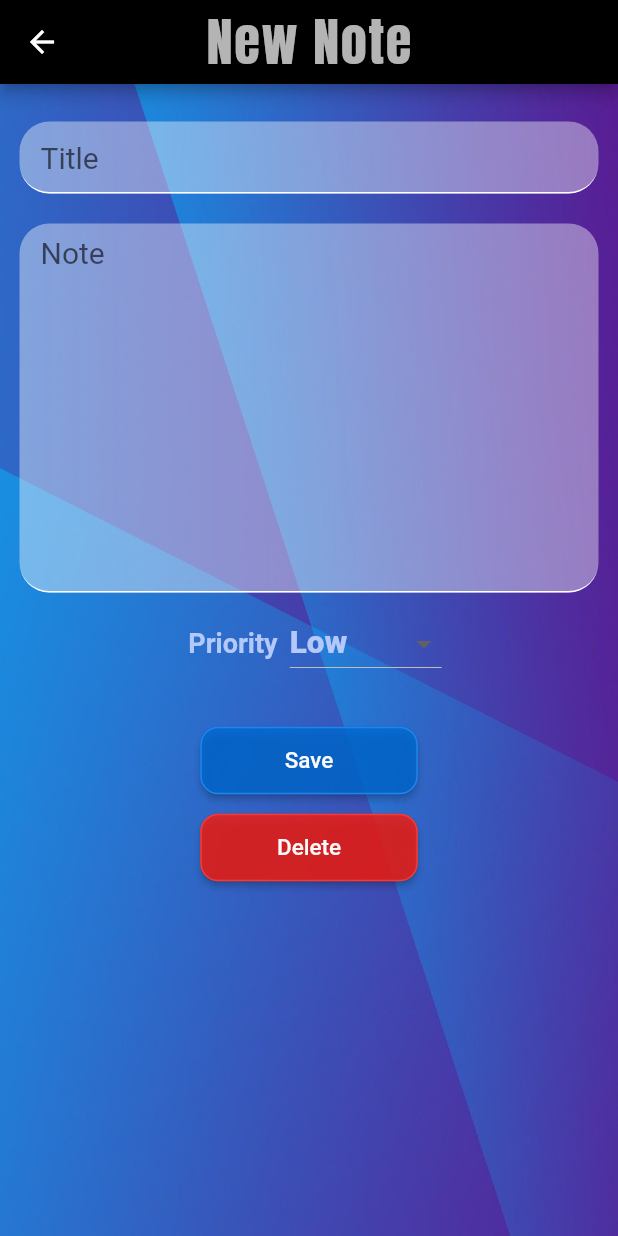
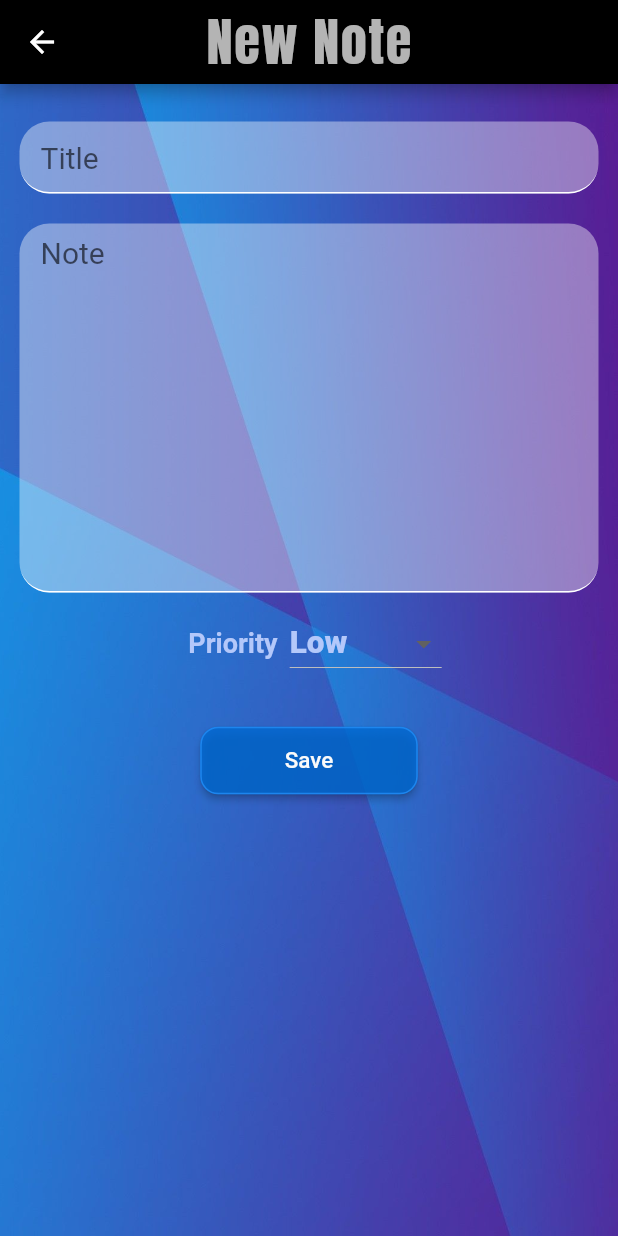
Before and after one commit to ozgun-kara/Noteapp, a Flutter app: the screen it shows after launch, after a tap on the "add" icon, on a phone screen of 412 x 824 dp. Run offline on Flutter 3.47's test engine with Material 2 defaults, Android fonts, the phone set to English and light mode, and no system bars; our stand-ins replace sqflite; accounts and stored records are empty.

Commit message:
Update note_action.dart

```diff
--- a/noteapp/lib/view/note_action.dart
+++ b/noteapp/lib/view/note_action.dart
@@ -176,32 +176,10 @@ class _NoteActionState extends State<NoteAction> {
                       }),
                 ),
               ),
-              Padding(
-                padding: const EdgeInsets.fromLTRB(0, 0, 0, 0),
-                child: ButtonTheme(
-                  minWidth: 145,
-                  height: 45,
-                  child: MaterialButton(
-                      shape: const RoundedRectangleBorder(
-                          borderRadius: BorderRadius.only(
-                              topLeft: Radius.circular(12),
-                              topRight: Radius.circular(12),
-                              bottomLeft: Radius.circular(12),
-                              bottomRight: Radius.circular(12)),
-                          side: BorderSide(
-                            color: Color.fromRGBO(250, 65, 60, 0.8),
-                          )),
-                      color: const Color.fromRGBO(250, 25, 10, 0.8),
-                      child: const Text("Delete",
-                          style: TextStyle(
-                            color: Color.fromRGBO(250, 250, 250, 1),
-                            fontSize: 15,
-                          )),
-                      onPressed: () async {
-                        delete();
-                      }),
-                ),
-              ),
+
+
+
+
             ],
           ),
         ),
```
